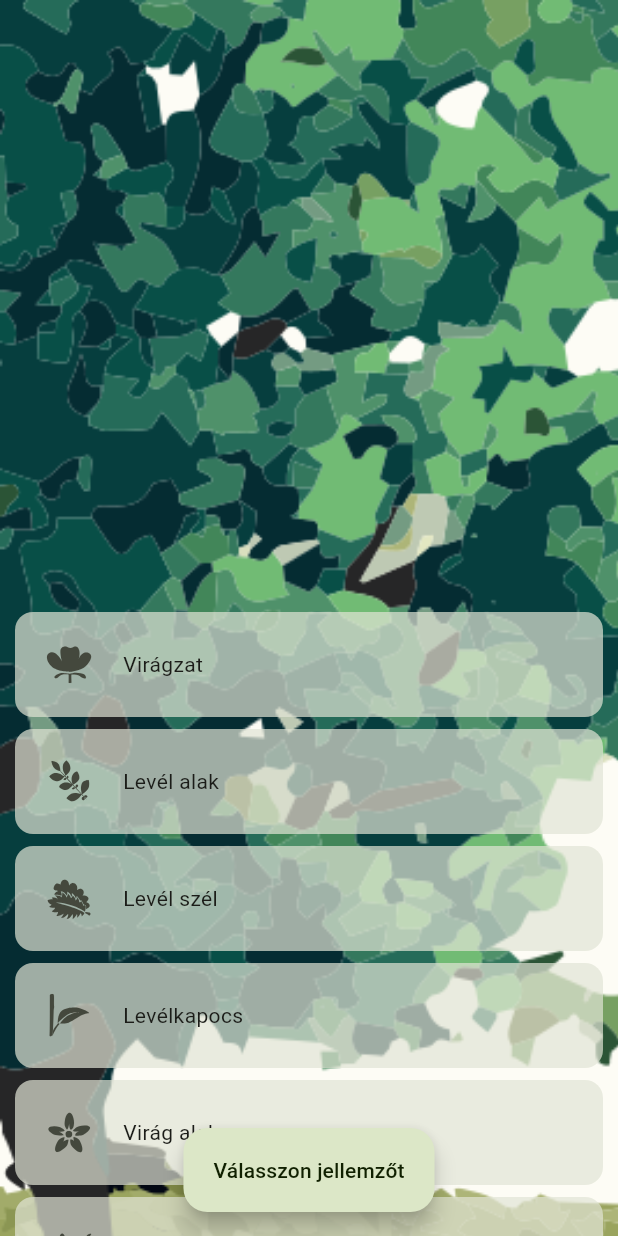
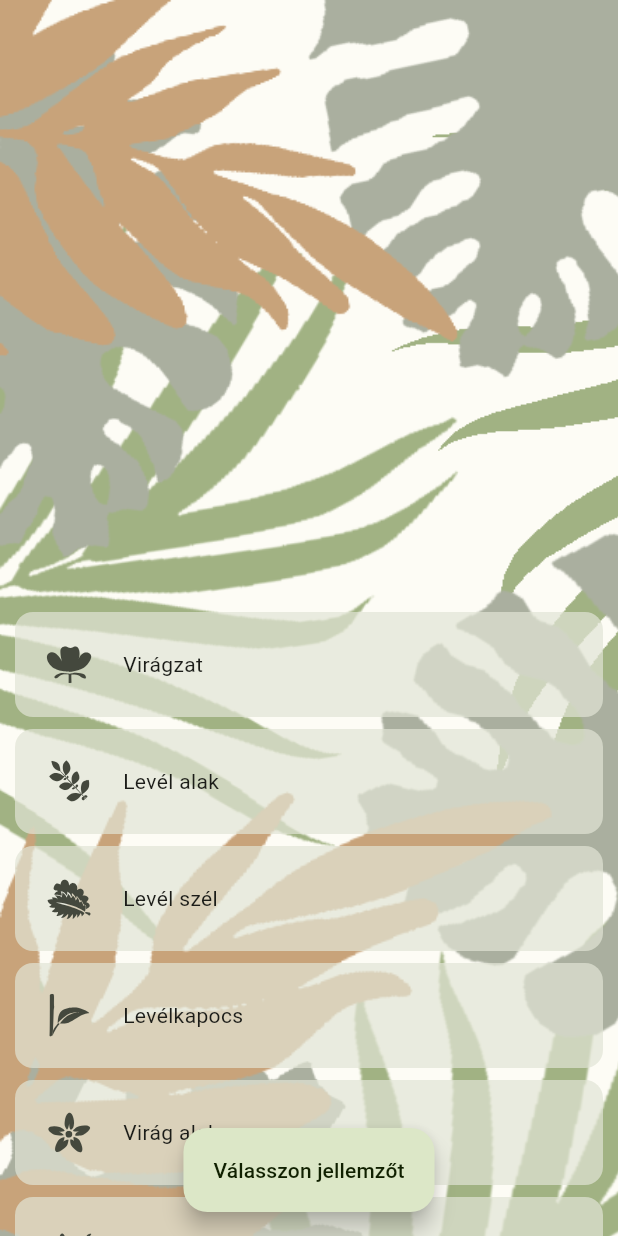
Before and after one commit to cszsm/fyto, a Flutter app: the IdentifierScreen screen opened directly, on a phone screen of 412 x 824 dp. Run offline on Flutter 3.47's test engine with Material 2 defaults, Android fonts, the phone set to English and light mode, and no system bars; our stand-ins replace firebase_core, firebase_storage, flutter_svg; missing offline and left inert: firebase_core_web, firebase_storage_web, flutter_archive; accounts and stored records are empty; project files that could hold a hidden picture were left out.

Commit message:
Backround variations

```diff
--- a/lib/utils/utils.dart
+++ b/lib/utils/utils.dart
@@ -1,10 +1,13 @@
+import 'package:flutter/material.dart';
 import 'package:fyto/data/plant_attribute_categories.dart';
 import 'package:fyto/data/plant_attribute_values.dart';
 import 'package:fyto/data/plant_attributes.dart';
 import 'package:fyto/models/plant.dart';
 
 List<String> getAttributeCategoryIds() {
-  return attributeCategories.map((category) => category['id'] as String).toList();
+  return attributeCategories
+      .map((category) => category['id'] as String)
+      .toList();
 }
 
 String _resolve(String id, List<Map<String, Object>> values) {
@@ -18,7 +21,8 @@ String resolveAttributeValueName(String valueId) =>
 
 List<String> resolveAttributeValues(String categoryId) {
   return plantAttributes.firstWhere(
-      (element) => (element['type']) == categoryId)['attributes'] as List<String>;
+          (element) => (element['type']) == categoryId)['attributes']
+      as List<String>;
 }
 
 List<Plant> filterPlants(PlantAttributes criteria, List<Plant> plants) {
@@ -47,10 +51,19 @@ String getAttributeCategoryPictogramPath(categoryId) {
 String getPictogramPath(valueId) {
   final String categoryName =
       resolveAttributeCategoryName(valueId.substring(0, 2))
-      .replaceAll(' ', '_');
+          .replaceAll(' ', '_');
   final String attributeName = resolveAttributeValueName(valueId)
       .replaceAll(' ', '_')
       .replaceAll('*', '');
   return deaccentize(
       'assets/images/pictograms/$categoryName/${categoryName}_$attributeName.svg');
 }
+
+Color mixColors(Color c1, Color c2) {
+  return Color.fromRGBO(
+    (c1.red + c2.red) ~/ 2,
+    (c1.green + c2.green) ~/ 2,
+    (c1.blue + c2.blue) ~/ 2,
+    1,
+  );
+}
--- /dev/null
+++ b/lib/widgets/identifier/identifier_backround.dart
@@ -0,0 +1,52 @@
+import 'package:flutter/material.dart';
+import 'package:fyto/utils/utils.dart';
+import 'package:fyto/widgets/identifier/parallax_image.dart';
+
+class IdentifierBackground extends StatelessWidget {
+  final double pos;
+
+  const IdentifierBackground({
+    super.key,
+    required this.pos,
+  });
+
+  @override
+  Widget build(BuildContext context) {
+    final ColorScheme colorScheme = Theme.of(context).colorScheme;
+    final avaliableHeight = MediaQuery.of(context).size.height;
+
+    return LayoutBuilder(
+      builder: (BuildContext context, BoxConstraints constraints) {
+        final double listHeight = constraints.maxHeight;
+        return Stack(
+          children: [
+            ParallaxImage(
+              imagePath: 'assets/images/backgrounds/background1.png',
+              color: mixColors(colorScheme.primary, colorScheme.background),
+              scrollDelta: pos,
+              parentHeight: listHeight,
+              avaliableHeight: avaliableHeight,
+              parallaxNumber: 6,
+            ),
+            ParallaxImage(
+              imagePath: 'assets/images/backgrounds/background2.png',
+              color: mixColors(colorScheme.secondary, colorScheme.background),
+              scrollDelta: pos,
+              parentHeight: listHeight,
+              avaliableHeight: avaliableHeight,
+              parallaxNumber: 4,
+            ),
+            ParallaxImage(
+              imagePath: 'assets/images/backgrounds/background3.png',
+              color: mixColors(colorScheme.tertiary, colorScheme.background),
+              scrollDelta: pos,
+              parentHeight: listHeight,
+              avaliableHeight: avaliableHeight,
+              parallaxNumber: 2,
+            ),
+          ],
+        );
+      },
+    );
+  }
+}
--- a/lib/widgets/identifier/identifier_screen.dart
+++ b/lib/widgets/identifier/identifier_screen.dart
@@ -3,6 +3,7 @@ import 'package:fyto/data/plants.dart';
 import 'package:fyto/models/plant.dart';
 import 'package:fyto/utils/utils.dart';
 import 'package:fyto/widgets/identifier/attribute_category_selector/attribute_category_selector.dart';
+import 'package:fyto/widgets/identifier/identifier_backround.dart';
 import 'package:fyto/widgets/identifier/parallax_image.dart';
 import 'package:fyto/widgets/identifier/plant_details/plant_details.dart';
 import 'package:fyto/widgets/identifier/result_selector/result_selector.dart';
@@ -50,7 +51,6 @@ class _IdentifierScreenState extends State<IdentifierScreen> {
   @override
   Widget build(BuildContext context) {
     final ColorScheme colorScheme = Theme.of(context).colorScheme;
-    final avaliableHeight = MediaQuery.of(context).size.height;
 
     return Scaffold(
       backgroundColor: colorScheme.background,
@@ -65,35 +65,8 @@ class _IdentifierScreenState extends State<IdentifierScreen> {
         },
         child: Stack(
           children: [
-            LayoutBuilder(
-              builder: (BuildContext context, BoxConstraints constraints) {
-                final double listHeight = constraints.maxHeight;
-                return Stack(
-                  children: [
-                    ParallaxImage(
-                      imagePath: 'assets/images/backgrounds/background1.png',
-                      scrollDelta: pos,
-                      parentHeight: listHeight,
-                      avaliableHeight: avaliableHeight,
-                      parallaxNumber: 4,
-                    ),
-                    ParallaxImage(
-                      imagePath: 'assets/images/backgrounds/background2.png',
-                      scrollDelta: pos,
-                      parentHeight: listHeight,
-                      avaliableHeight: avaliableHeight,
-                      parallaxNumber: 3,
-                    ),
-                    ParallaxImage(
-                      imagePath: 'assets/images/backgrounds/background3.png',
-                      scrollDelta: pos,
-                      parentHeight: listHeight,
-                      avaliableHeight: avaliableHeight,
-                      parallaxNumber: 2,
-                    ),
-                  ],
-                );
-              },
+            IdentifierBackground(
+              pos: pos,
             ),
             Padding(
               padding: const EdgeInsets.symmetric(horizontal: 0),
--- a/lib/widgets/identifier/parallax_image.dart
+++ b/lib/widgets/identifier/parallax_image.dart
@@ -2,6 +2,7 @@ import 'package:flutter/material.dart';
 
 class ParallaxImage extends StatelessWidget {
   final String imagePath;
+  final Color color;
   final double scrollDelta;
   final double parentHeight;
   final double avaliableHeight;
@@ -10,6 +11,7 @@ class ParallaxImage extends StatelessWidget {
   const ParallaxImage({
     super.key,
     required this.imagePath,
+    required this.color,
     required this.scrollDelta,
     required this.parentHeight,
     required this.avaliableHeight,
@@ -18,15 +20,13 @@ class ParallaxImage extends StatelessWidget {
 
   @override
   Widget build(BuildContext context) {
-    final ColorScheme colorScheme = Theme.of(context).colorScheme;
-
     return Positioned(
       top: scrollDelta / parentHeight * avaliableHeight / parallaxNumber,
       child: Image.asset(
         imagePath,
         height: avaliableHeight + avaliableHeight / parallaxNumber,
         fit: BoxFit.cover,
-        // color: colorScheme.primary.withOpacity(0.5),
+        color: color,
       ),
     );
   }
```
Also changed, not shown: assets/images/backgrounds/background1.png, assets/images/backgrounds/background2.png, assets/images/backgrounds/background3.png, assets/images/backgrounds/v1.png (added), assets/images/backgrounds/v2.png (added), assets/images/backgrounds/v3.png (added).
